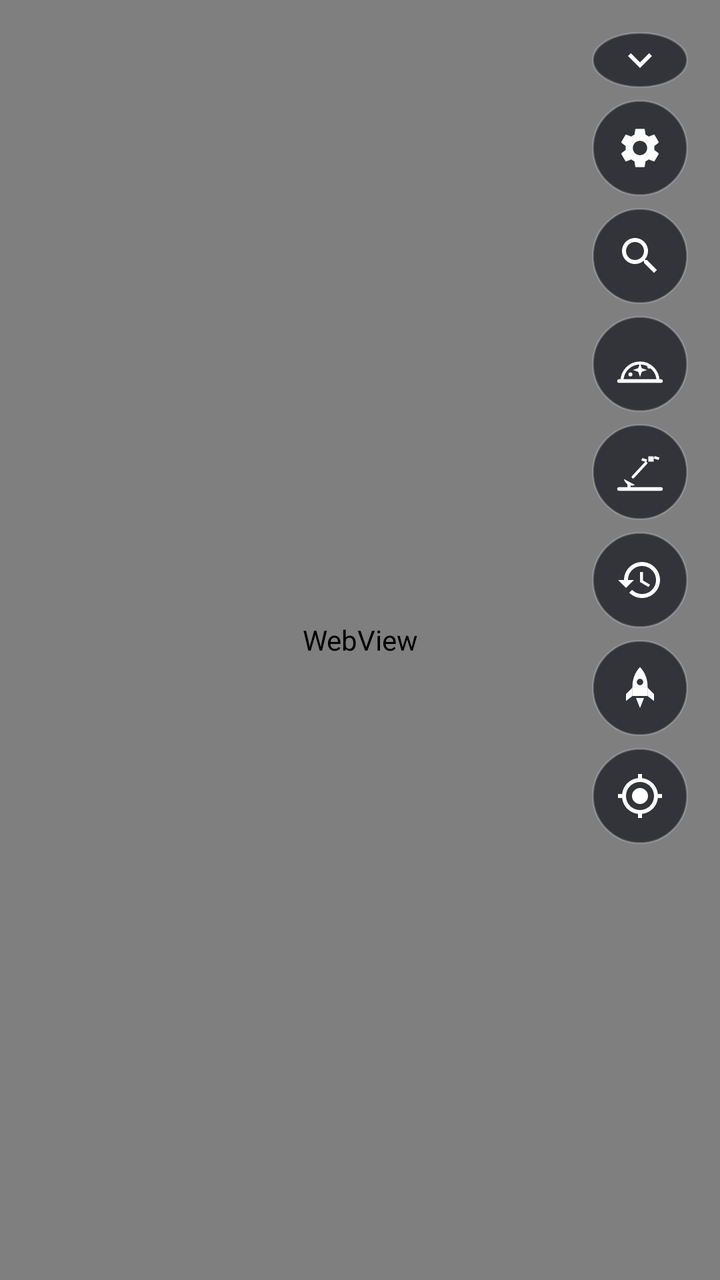
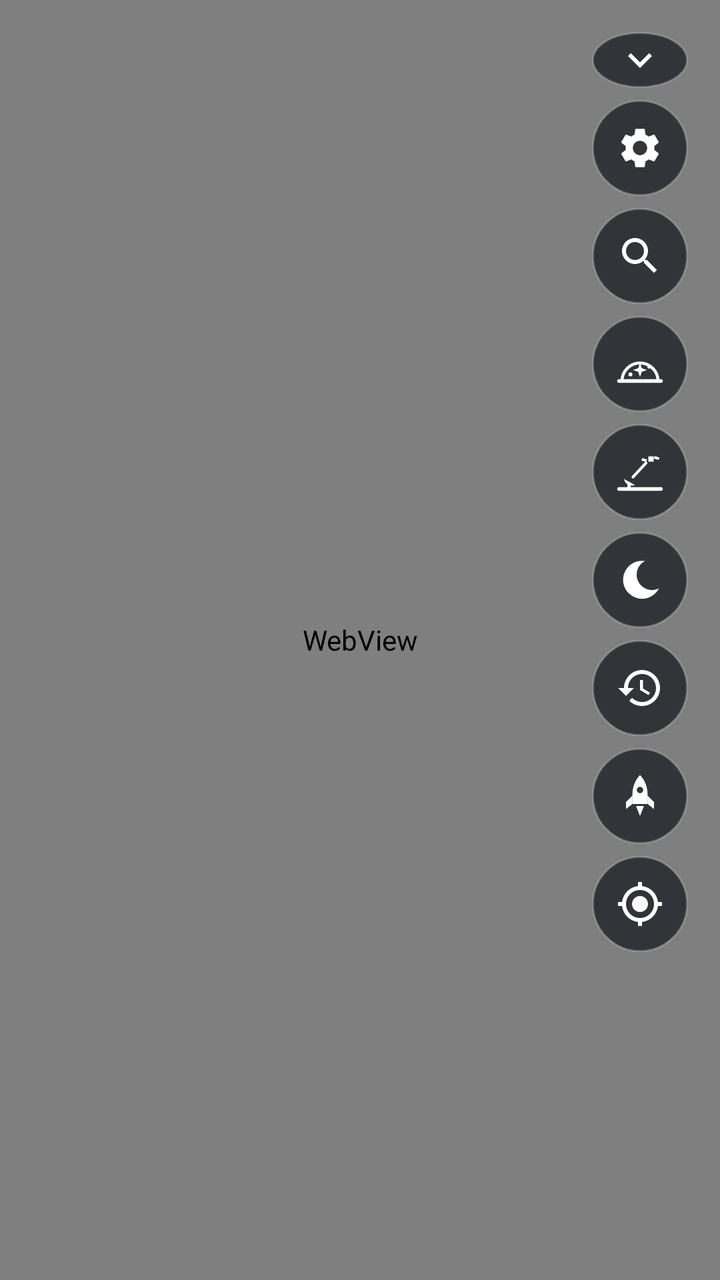

Compare the two renders of this Android layout. The source of the first and the diff that turns it into the second are given below.
<!-- AndroidManifest.xml: application theme Theme.WhatsUp -->
<!-- res/layout/activity_main.xml -->
<?xml version="1.0" encoding="utf-8"?>
<FrameLayout xmlns:android="http://schemas.android.com/apk/res/android"
    android:layout_width="match_parent"
    android:layout_height="match_parent"
    android:background="@color/space">

    <WebView
        android:id="@+id/globe"
        android:layout_width="match_parent"
        android:layout_height="match_parent" />

    
    <FrameLayout
        android:id="@+id/controls"
        android:layout_width="match_parent"
        android:layout_height="match_parent">

        
        <ScrollView
            android:id="@+id/map_controls"
            android:layout_width="wrap_content"
            android:layout_height="wrap_content"
            android:layout_gravity="top|end"
            android:overScrollMode="never"
            android:scrollbars="none">

            <LinearLayout
                android:layout_width="wrap_content"
                android:layout_height="wrap_content"
                android:animateLayoutChanges="true"
                android:orientation="vertical"
                android:paddingBottom="6dp">

                <ImageButton
                    android:id="@+id/buttons_toggle"
                    style="@style/MapButton"
                    android:layout_height="28dp"
                    android:layout_marginBottom="6dp"
                    android:contentDescription="@string/hide_buttons"
                    android:padding="2dp"
                    android:src="@drawable/ic_expand" />

                <LinearLayout
                    android:id="@+id/map_buttons"
                    android:layout_width="wrap_content"
                    android:layout_height="wrap_content"
                    android:orientation="vertical">

                    <ImageButton
                        android:id="@+id/settings_button"
                        style="@style/MapButton.Stacked"
                        android:contentDescription="@string/settings"
                        android:src="@drawable/ic_settings" />

                    <ImageButton
                        android:id="@+id/search_button"
                        style="@style/MapButton.Stacked"
                        android:contentDescription="@string/search"
                        android:src="@drawable/ic_search" />

                    <ImageButton
                        android:id="@+id/sky_button"
                        style="@style/MapButton.Stacked"
                        android:contentDescription="@string/sky_view"
                        android:src="@drawable/ic_sky" />

                    <ImageButton
                        android:id="@+id/in_view_button"
                        style="@style/MapButton.Stacked"
                        android:contentDescription="@string/in_view"
                        android:src="@drawable/ic_in_view" />

                    <ImageButton
                        android:id="@+id/time_button"
                        style="@style/MapButton.Stacked"
                        android:contentDescription="@string/time_travel"
                        android:src="@drawable/ic_time" />

                    <ImageButton
                        android:id="@+id/events_button"
                        style="@style/MapButton.Stacked"
                        android:contentDescription="@string/events"
                        android:src="@drawable/ic_event" />

                    <ImageButton
                        android:id="@+id/recentre_button"
                        style="@style/MapButton.Stacked"
                        android:contentDescription="@string/recentre"
                        android:src="@drawable/ic_my_location" />
                </LinearLayout>
            </LinearLayout>
        </ScrollView>

        
        <LinearLayout
            android:id="@+id/downloads"
            android:layout_width="match_parent"
            android:layout_height="wrap_content"
            android:layout_gravity="bottom"
            android:layout_marginHorizontal="16dp"
            android:layout_marginBottom="52dp"
            android:background="@drawable/panel_bg"
            android:orientation="vertical"
            android:paddingHorizontal="12dp"
            android:paddingVertical="8dp"
            android:visibility="gone">

            <TextView
                android:id="@+id/download_summary"
                android:layout_width="match_parent"
                android:layout_height="wrap_content"
                android:textColor="#FFFFFFFF"
                android:textSize="13sp"
                android:textStyle="bold" />

            <include
                android:id="@+id/download_current"
                layout="@layout/item_download" />

            <TextView
                android:id="@+id/download_queue"
                android:layout_width="match_parent"
                android:layout_height="wrap_content"
                android:ellipsize="end"
                android:singleLine="true"
                android:textColor="#99FFFFFF"
                android:textSize="11sp"
                android:visibility="gone" />
        </LinearLayout>
    </FrameLayout>
</FrameLayout>
<!-- res/layout/item_download.xml (included above) -->
<?xml version="1.0" encoding="utf-8"?>
<LinearLayout xmlns:android="http://schemas.android.com/apk/res/android"
    android:layout_width="match_parent"
    android:layout_height="wrap_content"
    android:orientation="vertical"
    android:paddingVertical="4dp">

    <LinearLayout
        android:layout_width="match_parent"
        android:layout_height="wrap_content"
        android:orientation="horizontal">

        <TextView
            android:id="@+id/download_file"
            android:layout_width="0dp"
            android:layout_height="wrap_content"
            android:layout_weight="1"
            android:ellipsize="end"
            android:fontFamily="monospace"
            android:singleLine="true"
            android:textColor="#FFFFFFFF"
            android:textSize="12sp" />

        <TextView
            android:id="@+id/download_status"
            android:layout_width="wrap_content"
            android:layout_height="wrap_content"
            android:layout_marginStart="8dp"
            android:textColor="#B3FFFFFF"
            android:textSize="12sp" />
    </LinearLayout>

    <ProgressBar
        android:id="@+id/download_progress"
        style="?android:attr/progressBarStyleHorizontal"
        android:layout_width="match_parent"
        android:layout_height="4dp"
        android:layout_marginTop="4dp"
        android:max="1000"
        android:progressBackgroundTint="#33FFFFFF"
        android:progressTint="@color/accent"
        android:indeterminateTint="@color/accent" />
</LinearLayout>
<!-- resources referenced by this layout -->
<resources>
  <color name="accent">#FF4FC3F7</color>
  <color name="space">#FF05070D</color>
  <!-- drawable ic_expand (drawable) -->
  <?xml version="1.0" encoding="utf-8"?>
  <vector xmlns:android="http://schemas.android.com/apk/res/android"
      android:width="24dp"
      android:height="24dp"
      android:tint="?android:attr/textColorPrimary"
      android:viewportWidth="24"
      android:viewportHeight="24">
      <path android:fillColor="#FFFFFFFF" android:pathData="M16.59,8.59L12,13.17 7.41,8.59 6,10l6,6 6,-6z" />
  </vector>
  <!-- drawable ic_search (drawable) -->
  <?xml version="1.0" encoding="utf-8"?>
  <vector xmlns:android="http://schemas.android.com/apk/res/android"
      android:width="24dp"
      android:height="24dp"
      android:tint="?android:attr/textColorPrimary"
      android:viewportWidth="24"
      android:viewportHeight="24">
      <path android:fillColor="#FFFFFFFF" android:pathData="M15.5,14h-0.79l-0.28,-0.27C15.41,12.59 16,11.11 16,9.5 16,5.91 13.09,3 9.5,3S3,5.91 3,9.5 5.91,16 9.5,16c1.61,0 3.09,-0.59 4.23,-1.57l0.27,0.28v0.79l5,4.99L20.49,19l-4.99,-5zM9.5,14C7.01,14 5,11.99 5,9.5S7.01,5 9.5,5 14,7.01 14,9.5 11.99,14 9.5,14z" />
  </vector>
  <!-- drawable panel_bg (drawable) -->
  <?xml version="1.0" encoding="utf-8"?>
  <shape xmlns:android="http://schemas.android.com/apk/res/android" android:shape="rectangle">
      <solid android:color="@color/button" />
      <corners android:radius="12dp" />
      <stroke android:width="1dp" android:color="#33FFFFFF" />
  </shape>
  <string name="events">Launches and close approaches</string>
  <string name="hide_buttons">Hide buttons</string>
  <string name="in_view">In line of sight from here</string>
  <string name="recentre">Centre on my location</string>
  <string name="search">Search satellites</string>
  <string name="settings">Settings</string>
  <string name="sky_view">Sky view</string>
  <string name="time_travel">Time</string>
  <style name="MapButton">
          <item name="android:layout_width">48dp</item>
          <item name="android:layout_height">48dp</item>
          
          <item name="android:layout_marginStart">16dp</item>
          <item name="android:layout_marginEnd">16dp</item>
          <item name="android:layout_marginTop">16dp</item>
          <item name="android:layout_marginBottom">16dp</item>
          <item name="android:background">@drawable/map_button_bg</item>
          <item name="android:tint">#FFFFFFFF</item>
          <item name="android:padding">12dp</item>
          <item name="android:scaleType">fitCenter</item>
      </style>
  <style name="MapButton.Stacked">
          <item name="android:layout_marginTop">0dp</item>
          <item name="android:layout_marginBottom">6dp</item>
      </style>
  <style name="Theme.WhatsUp" parent="android:Theme.Material.NoActionBar">
          <item name="android:colorAccent">@color/accent</item>
          <item name="android:windowBackground">@color/space</item>
      </style>
  <color name="button">#B312151C</color>
  <!-- drawable map_button_bg (drawable) -->
  <?xml version="1.0" encoding="utf-8"?>
  <ripple xmlns:android="http://schemas.android.com/apk/res/android" android:color="#40FFFFFF">
      <item>
          <shape android:shape="oval">
              <solid android:color="@color/button" />
              <stroke android:width="1dp" android:color="#33FFFFFF" />
          </shape>
      </item>
  </ripple>
  <!-- unchanged entries left out for length: 6 -->
</resources>

<!-- the commit's change to res/layout/activity_main.xml (unified diff, before → after) -->
@@ -69,6 +69,12 @@
                         style="@style/MapButton.Stacked"
                         android:contentDescription="@string/in_view"
                         android:src="@drawable/ic_in_view" />
+
+                    <ImageButton
+                        android:id="@+id/night_button"
+                        style="@style/MapButton.Stacked"
+                        android:contentDescription="@string/night_vision_off"
+                        android:src="@drawable/ic_night" />
 
                     <ImageButton
                         android:id="@+id/time_button"
<!-- resource entries referenced after the edit -->
@@ -11,6 +11,18 @@
       android:viewportWidth="24"
       android:viewportHeight="24">
       <path android:fillColor="#FFFFFFFF" android:pathData="M16.59,8.59L12,13.17 7.41,8.59 6,10l6,6 6,-6z" />
+  </vector>
+  <!-- drawable ic_night (drawable) -->
+  <?xml version="1.0" encoding="utf-8"?>
+  <vector xmlns:android="http://schemas.android.com/apk/res/android"
+      android:width="24dp"
+      android:height="24dp"
+      android:tint="?android:attr/textColorPrimary"
+      android:viewportWidth="24"
+      android:viewportHeight="24">
+      <path
+          android:fillColor="#FFFFFFFF"
+          android:pathData="M14.5,2.5A9.5,9.5 0 1 0 21.5,16.2A7.6,7.6 0 0 1 14.5,2.5Z" />
   </vector>
   <!-- drawable ic_search (drawable) -->
   <?xml version="1.0" encoding="utf-8"?>
@@ -32,6 +44,7 @@
   <string name="events">Launches and close approaches</string>
   <string name="hide_buttons">Hide buttons</string>
   <string name="in_view">In line of sight from here</string>
+  <string name="night_vision_off">Red night mode: off</string>
   <string name="recentre">Centre on my location</string>
   <string name="search">Search satellites</string>
   <string name="settings">Settings</string>
